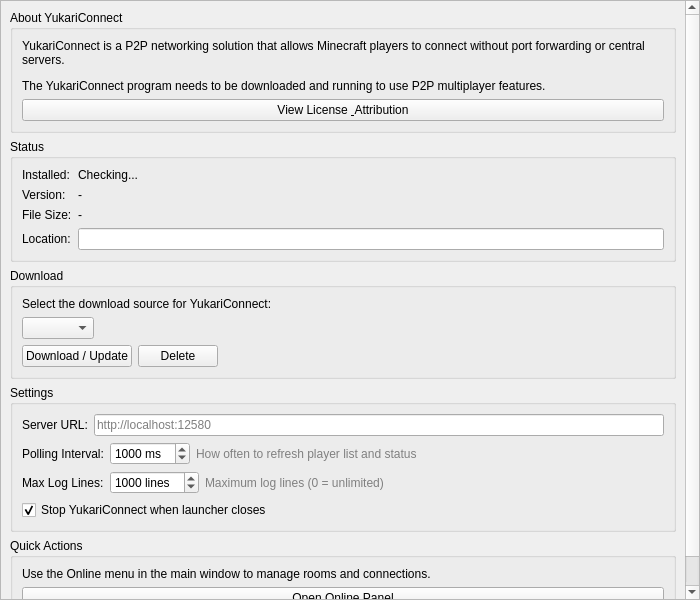
This is launcher/ui/pages/global/YukariConnectPage.ui in AndreaFrederica/LunaLauncher as Qt 5 draws it before an edit. The edited form follows.
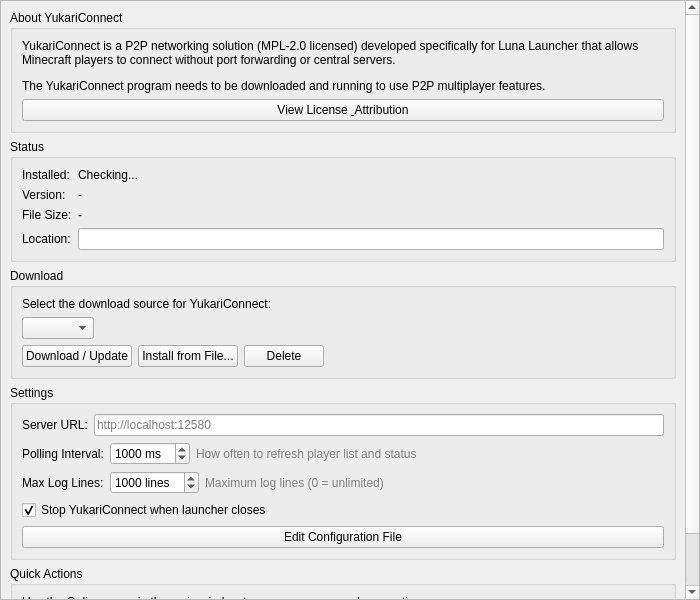
This is the edited form.

Commit message:
feat: Integrate YukariConnect for P2P multiplayer support
- Added YukariConnect class with methods for configuration and state management.
- Updated MainWindow to include YukariConnect status and actions.
- Implemented visibility settings for YukariConnect features in the UI.
- Created YukariConnectOnlinePanel for managing online multiplayer sessions.
- Added functionality to install YukariConnect from a file and edit its configuration.
- Enhanced logging and error handling for YukariConnect operations.
- Updated UI elements to reflect changes in YukariConnect integration.

```diff
--- a/launcher/ui/pages/global/YukariConnectPage.ui
+++ b/launcher/ui/pages/global/YukariConnectPage.ui
@@ -47,7 +47,7 @@
           <item>
            <widget class="QLabel" name="label_description">
             <property name="text">
-             <string>&lt;html&gt;&lt;head/&gt;&lt;body&gt;&lt;p&gt;YukariConnect is a P2P networking solution that allows Minecraft players to connect without port forwarding or central servers.&lt;/p&gt;&lt;p&gt;The YukariConnect program needs to be downloaded and running to use P2P multiplayer features.&lt;/p&gt;&lt;/body&gt;&lt;/html&gt;</string>
+             <string>&lt;html&gt;&lt;head/&gt;&lt;body&gt;&lt;p&gt;YukariConnect is a P2P networking solution (MPL-2.0 licensed) developed specifically for Luna Launcher that allows Minecraft players to connect without port forwarding or central servers.&lt;/p&gt;&lt;p&gt;The YukariConnect program needs to be downloaded and running to use P2P multiplayer features.&lt;/p&gt;&lt;/body&gt;&lt;/html&gt;</string>
             </property>
             <property name="wordWrap">
              <bool>true</bool>
@@ -171,6 +171,16 @@
               </property>
              </widget>
             </item>
+            <item>
+             <widget class="QPushButton" name="pushButton_install_file">
+              <property name="text">
+               <string>Install from File...</string>
+              </property>
+              <property name="toolTip">
+               <string>Select a YukariConnect executable file to install manually</string>
+              </property>
+             </widget>
+            </item>
             <item>
              <widget class="QPushButton" name="pushButton_delete">
               <property name="text">
@@ -339,6 +349,16 @@
             </property>
            </widget>
           </item>
+          <item>
+           <widget class="QPushButton" name="pushButton_edit_config">
+            <property name="text">
+             <string>Edit Configuration File</string>
+            </property>
+            <property name="toolTip">
+             <string>Open yukari.json configuration file in text editor</string>
+            </property>
+           </widget>
+          </item>
          </layout>
         </widget>
        </item>
```
The commit also changes 13 other files.
